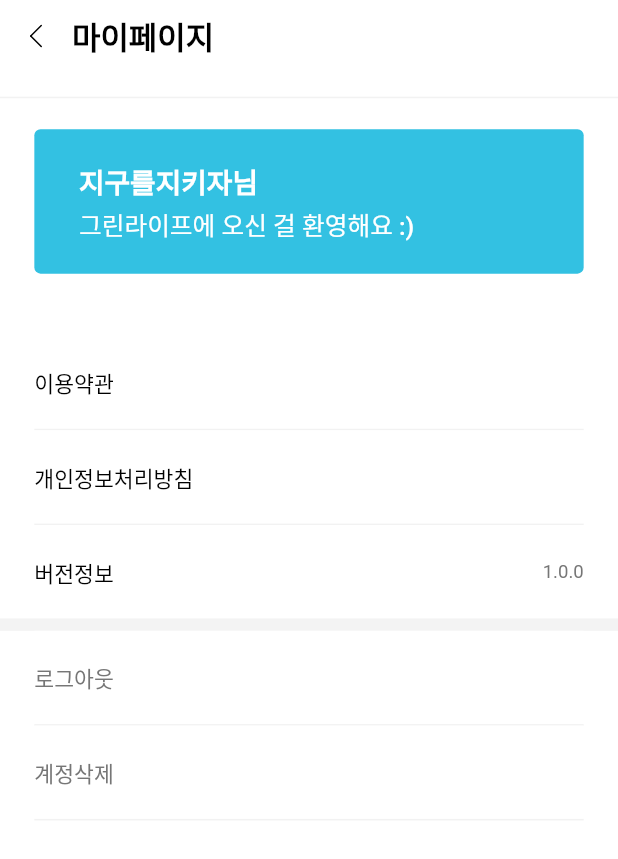
After one commit to ZeroWastePortenday/green_life_app, a Flutter app: the MyPageView screen opened by its route, on a phone screen of 412 x 824 dp. The commit adds this screen. Shown: the top 859 px of the screen. Run offline on Flutter 3.47's test engine with Material 2 defaults, Android fonts, the phone set to English and light mode, and no system bars; our stand-ins replace cloud_functions, equatable, firebase_auth, firebase_core, firebase_crashlytics, flutter_dotenv and 11 more; missing offline and left inert: flutter_naver_login, kakao_flutter_sdk_user; accounts and stored records are empty; Roboto replaces fonts that are missing (Pretendard); project files that could hold a hidden picture were left out.

Commit message:
feat: 마이페이지 화면 기본 UI 작업

```diff
--- a/lib/const/consts.dart
+++ b/lib/const/consts.dart
@@ -1,5 +1,5 @@
 // 서비스 이용약관 url
-const TERMS_OF_SERVICE_URL = 'https://zippy-hygienic-60c.notion.site/3654f658e3df4b318e2bc7a04e7ef39e';
+const termsOfServiceUrl = 'https://zippy-hygienic-60c.notion.site/3654f658e3df4b318e2bc7a04e7ef39e';
 
 // 개인정보처리방침 url
-const PRIVACY_POLICY_URL = 'https://zippy-hygienic-60c.notion.site/ffe9675a94b64f56ac720471a5debc69';
+const privacyPolicyUrl = 'https://zippy-hygienic-60c.notion.site/ffe9675a94b64f56ac720471a5debc69';
--- a/lib/gen/colors.gen.dart
+++ b/lib/gen/colors.gen.dart
@@ -18,6 +18,9 @@ class ColorName {
 
   /// Color: #EAFFE8
   static const Color greenBackground = Color(0xFFEAFFE8);
+
+  /// Color: #767676
+  static const Color grey76 = Color(0xFF767676);
 
   /// Color: #949494
   static const Color grey94 = Color(0xFF949494);
--- /dev/null
+++ b/lib/provider/app_version_provider.dart
@@ -0,0 +1,9 @@
+// get App Version riverpod Provider
+import 'package:flutter_riverpod/flutter_riverpod.dart';
+import 'package:package_info_plus/package_info_plus.dart';
+
+final appVersionProvider = FutureProvider<String>((ref) async {
+  final packageInfo = await PackageInfo.fromPlatform();
+  print(packageInfo);
+  return packageInfo.version;
+});
--- a/lib/routes.dart
+++ b/lib/routes.dart
@@ -1,7 +1,8 @@
 import 'package:flutter/material.dart';
-import 'package:green_life_app/ui/view/record_view.dart';
 import 'package:green_life_app/ui/view/home_view.dart';
 import 'package:green_life_app/ui/view/login_view.dart';
+import 'package:green_life_app/ui/view/my_page_view.dart';
+import 'package:green_life_app/ui/view/record_view.dart';
 import 'package:green_life_app/ui/view/register_view.dart';
 import 'package:green_life_app/ui/view/sign_up_view.dart';
 import 'package:green_life_app/ui/view/splash_view.dart';
@@ -33,6 +34,8 @@ class Pages {
         return router.create(child: const RegisterView());
       case Routes.records:
         return router.create(child: const RecordView());
+      case Routes.myPage:
+        return router.create(child: const MyPageView());
     }
     return null;
   }
--- a/lib/ui/view/home_view.dart
+++ b/lib/ui/view/home_view.dart
@@ -23,6 +23,7 @@ class _HomeViewState extends State<HomeView> {
 
   @override
   Widget build(BuildContext context) {
+    // TODO API 연동 후 데이터 받아오기
     const nickname = '지구를 지키자';
     final todayState = TodayState.saved; // 0이면 아예 처음
     final count = 365;
@@ -223,7 +224,9 @@ class _HomeViewState extends State<HomeView> {
 
   GestureDetector MyPageButton() {
     return GestureDetector(
-      onTap: () {},
+      onTap: () {
+        Navigator.pushNamed(context, Routes.myPage);
+      },
       child: Padding(
         padding: EdgeInsets.only(
           top: 8.h,
--- /dev/null
+++ b/lib/ui/view/my_page_view.dart
@@ -0,0 +1,220 @@
+import 'package:flutter/material.dart';
+import 'package:flutter_riverpod/flutter_riverpod.dart';
+import 'package:flutter_screenutil/flutter_screenutil.dart';
+import 'package:flutter_svg/flutter_svg.dart';
+import 'package:green_life_app/const/consts.dart';
+import 'package:green_life_app/gen/assets.gen.dart';
+import 'package:green_life_app/gen/colors.gen.dart';
+import 'package:green_life_app/provider/app_version_provider.dart';
+import 'package:green_life_app/provider/login/logout.dart';
+import 'package:green_life_app/routes.dart';
+import 'package:url_launcher/url_launcher.dart';
+
+class MyPageView extends ConsumerWidget {
+  const MyPageView({super.key});
+
+  @override
+  Widget build(BuildContext context, WidgetRef ref) {
+    const nickname = '지구를지키자';
+
+    return Scaffold(
+      backgroundColor: Colors.white,
+      body: SafeArea(
+        child: Column(
+          children: [
+            TopBar(context),
+            Divider(
+              thickness: 1.h,
+              height: 1.h,
+              color: ColorName.greyF2,
+            ),
+            WelcomeBox(nickname),
+            MyPageTopButtons(ref),
+            Divider(
+              thickness: 8.h,
+              height: 8.h,
+              color: ColorName.greyF3,
+            ),
+            MyPageBottomButtons(context),
+          ],
+        ),
+      ),
+    );
+  }
+
+  Padding MyPageTopButtons(WidgetRef ref) {
+    return Padding(
+      padding: EdgeInsets.only(left: 20.w, right: 20.w, top: 20.h),
+      child: Column(
+        children: [
+          MyPageButton(
+            '이용약관',
+            onTap: () {
+              launchUrl(
+                Uri.parse(termsOfServiceUrl),
+                mode: LaunchMode.externalApplication,
+              );
+            },
+          ),
+          InnerDivider(),
+          MyPageButton(
+            '개인정보처리방침',
+            onTap: () {
+              launchUrl(
+                Uri.parse(privacyPolicyUrl),
+                mode: LaunchMode.externalApplication,
+              );
+            },
+          ),
+          InnerDivider(),
+          MyPageButton(
+            '버전정보',
+            subText: ref.watch(appVersionProvider).when(
+                  data: (version) => version,
+                  loading: () => '',
+                  error: (error, stackTrace) => '',
+                ),
+          ),
+        ],
+      ),
+    );
+  }
+
+  Divider InnerDivider() => Divider(
+        thickness: 1.h,
+        height: 1.h,
+        color: ColorName.greyF2,
+      );
+
+  Widget MyPageBottomButtons(BuildContext context) {
+    return Padding(
+      padding: EdgeInsets.symmetric(horizontal: 20.w),
+      child: Column(
+        children: [
+          MyPageButton(
+            '로그아웃',
+            onTap: () {
+              logout(() {
+                Navigator.pushNamedAndRemoveUntil(
+                  context,
+                  Routes.login,
+                  (route) => false,
+                );
+              });
+            },
+            textColor: ColorName.grey76,
+          ),
+          InnerDivider(),
+          MyPageButton('계정삭제', onTap: () {}, textColor: ColorName.grey76),
+          InnerDivider(),
+        ],
+      ),
+    );
+  }
+
+  Widget MyPageButton(
+    String text, {
+    void Function()? onTap,
+    Color? textColor,
+    String? subText,
+  }) {
+    return GestureDetector(
+      onTap: onTap,
+      child: ColoredBox(
+        color: Colors.white,
+        child: Row(
+          mainAxisAlignment: MainAxisAlignment.spaceBetween,
+          children: [
+            Padding(
+              padding: EdgeInsets.symmetric(vertical: 20.h),
+              child: Text(
+                text,
+                style: TextStyle(
+                  color: textColor ?? Colors.black,
+                  fontWeight: FontWeight.w500,
+                  fontSize: 14.sp,
+                ),
+              ),
+            ),
+            Visibility(
+              visible: subText != null,
+              child: Text(
+                '$subText',
+                style: TextStyle(
+                  fontSize: 12.sp,
+                  color: ColorName.grey76,
+                ),
+              ),
+            ),
+          ],
+        ),
+      ),
+    );
+  }
+
+  Widget TopBar(BuildContext context) {
+    return Padding(
+      padding: EdgeInsets.only(bottom: (24 - 8).h),
+      child: ColoredBox(
+        color: Colors.white,
+        child: Row(
+          children: [
+            IconButton(
+              onPressed: () => Navigator.pop(context),
+              icon: SvgPicture.asset(Assets.images.backButton),
+            ),
+            Text(
+              '마이페이지',
+              style: TextStyle(
+                color: Colors.black,
+                fontWeight: FontWeight.w600,
+                fontSize: 20.sp,
+                height: 30 / 20,
+              ),
+            ),
+          ],
+        ),
+      ),
+    );
+  }
+
+  Widget WelcomeBox(String nickname) {
+    return Padding(
+      padding: EdgeInsets.symmetric(horizontal: 20.w, vertical: 20.h),
+      child: Container(
+        decoration: BoxDecoration(
+          borderRadius: BorderRadius.circular(4.r),
+          color: ColorName.primaryColor,
+        ),
+        child: Padding(
+          padding: EdgeInsets.only(top: 20.h, bottom: 20.h, left: 26.w),
+          child: Align(
+            alignment: Alignment.centerLeft,
+            child: Column(
+              crossAxisAlignment: CrossAxisAlignment.start,
+              children: [
+                Text(
+                  '$nickname님',
+                  style: TextStyle(
+                    color: Colors.white,
+                    fontWeight: FontWeight.bold,
+                    fontSize: 18.sp,
+                  ),
+                ),
+                SizedBox(height: 4.h),
+                Text(
+                  '그린라이프에 오신 걸 환영해요 :)',
+                  style: TextStyle(
+                    color: Colors.white,
+                    fontWeight: FontWeight.w500,
+                    fontSize: 16.sp,
+                  ),
+                ),
+              ],
+            ),
+          ),
+        ),
+      ),
+    );
+  }
+}
--- a/lib/ui/view/record_view.dart
+++ b/lib/ui/view/record_view.dart
@@ -3,6 +3,7 @@ import 'package:flutter_screenutil/flutter_screenutil.dart';
 import 'package:flutter_svg/flutter_svg.dart';
 import 'package:green_life_app/gen/assets.gen.dart';
 import 'package:green_life_app/gen/colors.gen.dart';
+import 'package:green_life_app/routes.dart';
 import 'package:green_life_app/utils/strings.dart';
 import 'package:month_picker_dialog/month_picker_dialog.dart';
 
@@ -77,7 +78,9 @@ class _RecordViewState extends State<RecordView> {
             ),
           ),
           GestureDetector(
-            onTap: () {},
+            onTap: () {
+              Navigator.pushNamed(context, Routes.myPage);
+            },
             child: Padding(
               padding: EdgeInsets.only(
                 top: 8.h,
--- a/lib/ui/view/register_view.dart
+++ b/lib/ui/view/register_view.dart
@@ -5,6 +5,7 @@ import 'package:flutter_svg/flutter_svg.dart';
 import 'package:green_life_app/gen/assets.gen.dart';
 import 'package:green_life_app/gen/colors.gen.dart';
 import 'package:green_life_app/provider/register/register_check_provider.dart';
+import 'package:green_life_app/routes.dart';
 import 'package:green_life_app/utils/date_utils.dart';
 import 'package:green_life_app/utils/logger.dart';
 import 'package:green_life_app/utils/strings.dart';
@@ -209,7 +210,7 @@ class RegisterViewState extends ConsumerState<RegisterView> {
           ),
           GestureDetector(
             onTap: () {
-              // TODO: 마이페이지로 이동
+              Navigator.pushNamed(context, Routes.myPage);
             },
             child: Padding(
               padding: EdgeInsets.only(
--- a/lib/ui/view/sign_up_view.dart
+++ b/lib/ui/view/sign_up_view.dart
@@ -229,6 +229,7 @@ class _SignUpViewState extends State<SignUpView> {
                             padding: EdgeInsets.symmetric(vertical: 10.h),
                             child: Divider(
                               thickness: 1.h,
+                              height: 1.h,
                               color: const Color(0xfff2f2f2),
                             ),
                           ),
@@ -291,7 +292,7 @@ class _SignUpViewState extends State<SignUpView> {
                                 GestureDetector(
                                   onTap: () {
                                     launchUrl(
-                                      Uri.parse(TERMS_OF_SERVICE_URL),
+                                      Uri.parse(termsOfServiceUrl),
                                       mode: LaunchMode.externalApplication,
                                     );
                                   },
@@ -342,7 +343,7 @@ class _SignUpViewState extends State<SignUpView> {
                                 GestureDetector(
                                   onTap: () {
                                     launchUrl(
-                                      Uri.parse(PRIVACY_POLICY_URL),
+                                      Uri.parse(privacyPolicyUrl),
                                       mode: LaunchMode.externalApplication,
                                     );
                                   },
--- a/pubspec.yaml
+++ b/pubspec.yaml
@@ -42,6 +42,7 @@ dependencies:
   flutter_dotenv: ^5.1.0
   clipboard: ^0.1.3
   url_launcher: ^6.1.11
+  package_info_plus: ^4.0.2
   flutter_localizations:
     sdk: flutter
 
```
Also changed, not shown: pubspec.lock, 2 other files.
